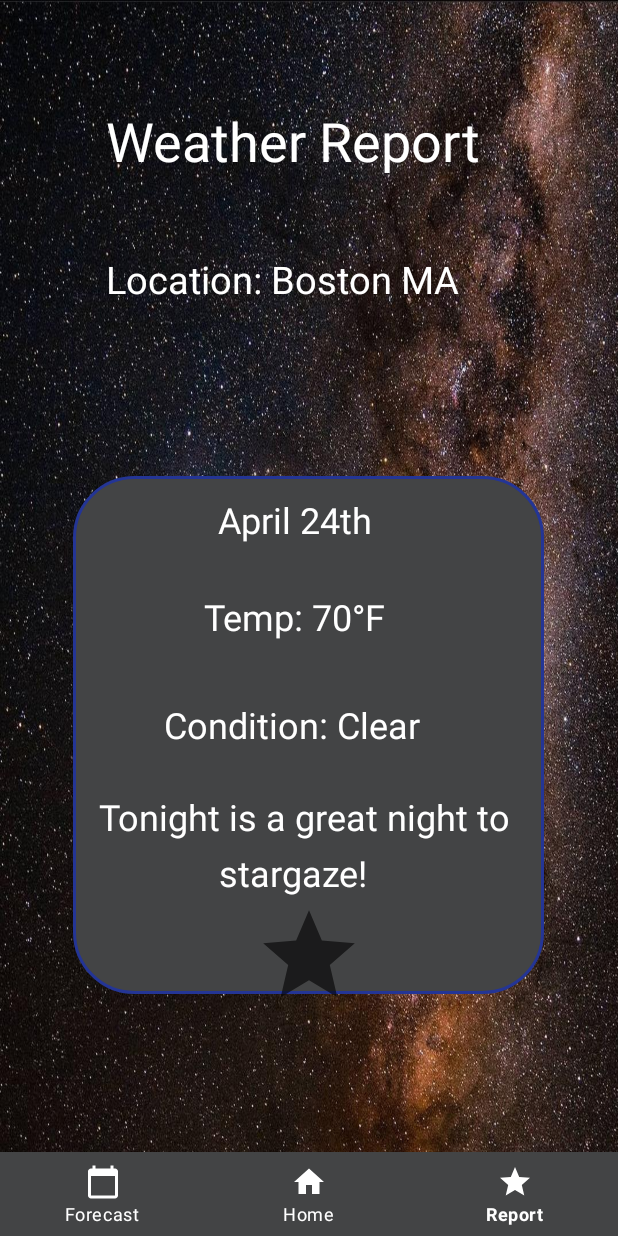
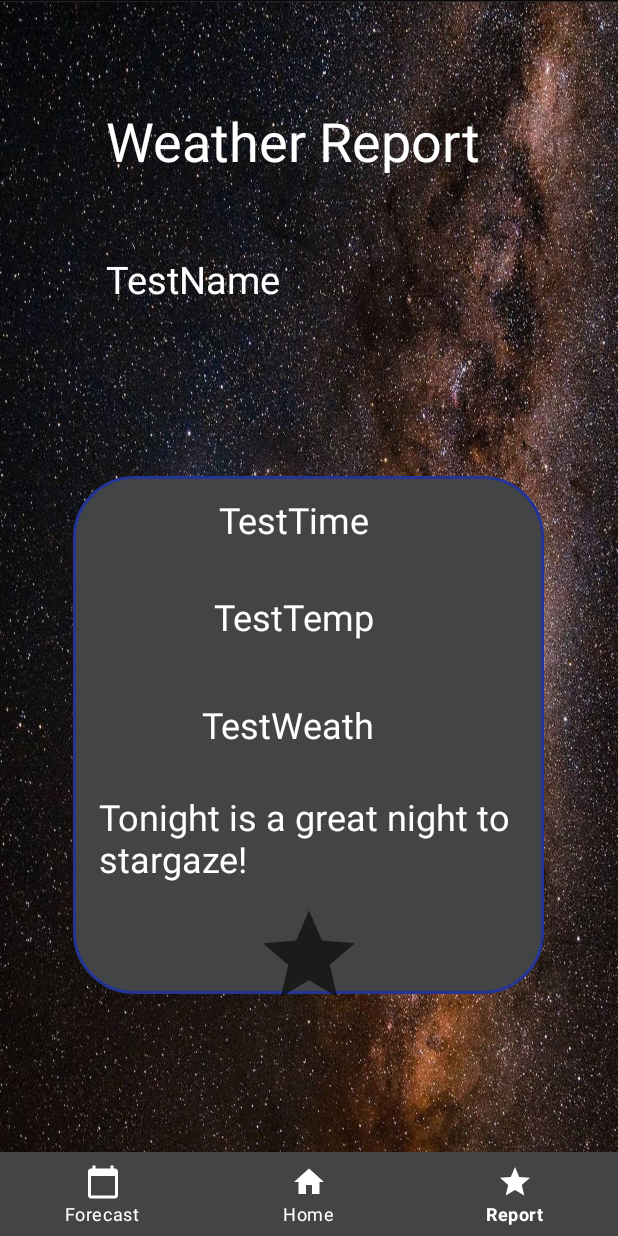
Before and after one commit to Davideo37/StarGaze-v2, an Android app: the screen it shows after launch (MainActivity), item 3 of the bottom bar chosen, on a phone screen of 412 x 824 dp. Run offline under Robolectric (Android 15) with nearby library versions, the phone set to English and light mode, and no system bars.

Commit message:
Connected api data to report screen

```diff
--- a/Project2/app/src/main/AndroidManifest.xml
+++ b/Project2/app/src/main/AndroidManifest.xml
@@ -12,9 +12,7 @@
         android:supportsRtl="true"
         android:theme="@style/Theme.Project2"
         android:usesCleartextTraffic="true">
-        <activity
-            android:name=".DetailsActivity"
-            android:exported="false" />
+
         <activity
             android:name=".MainActivity"
             android:exported="true">
--- a/Project2/app/src/main/java/com/example/project2/fragments/ReportFragment.kt
+++ b/Project2/app/src/main/java/com/example/project2/fragments/ReportFragment.kt
@@ -1,24 +1,62 @@
 package com.example.project2.fragments
 
+import android.content.Intent
+import android.os.Build
 import android.os.Bundle
+import android.util.Log
 import androidx.fragment.app.Fragment
 import android.view.LayoutInflater
 import android.view.View
 import android.view.ViewGroup
+import android.widget.TextView
+import androidx.annotation.RequiresApi
+import com.example.project2.MainActivity
 import com.example.project2.R
 import com.google.android.material.slider.Slider
 import com.google.android.material.textview.MaterialTextView
+import com.google.gson.Gson
+import kotlinx.android.synthetic.main.fragment_report.*
+import org.w3c.dom.Text
+import java.time.LocalDate
+import java.time.LocalDateTime
+import java.time.format.DateTimeFormatter
+import java.time.format.FormatStyle
 
 
 class ReportFragment : Fragment() {
+
+    private var name : String? = "name"
+    private var temp : String? = "temp"
+    private var weather : String? = "weather"
+    private var image : String? = "image"
+    private var date : String? = "date"
 
 
     override fun onCreateView(
         inflater: LayoutInflater, container: ViewGroup?,
         savedInstanceState: Bundle?
     ): View? {
+        val root = inflater.inflate(R.layout.fragment_report, container, false)
         // Inflate the layout for this fragment
-        return inflater.inflate(R.layout.fragment_report, container, false)
+        return root
+    }
+
+    @RequiresApi(Build.VERSION_CODES.O)
+    override fun onViewCreated(view: View, savedInstanceState: Bundle?) {
+        super.onViewCreated(view, savedInstanceState)
+        val reportName : MaterialTextView  = requireView().findViewById(R.id.report_name)
+        val reportCond : MaterialTextView  = requireView().findViewById(R.id.report_cond)
+        val reportTemp : MaterialTextView  = requireView().findViewById(R.id.report_temp)
+        val reportDate : MaterialTextView  = requireView().findViewById(R.id.report_date)
+        name = MainActivity.locName
+        temp = MainActivity.locTemp
+        weather = MainActivity.locWeath
+        image = MainActivity.locImage
+        date = MainActivity.locDate
+        reportName.text = "$name"
+        reportTemp.text = "$temp"
+        reportCond.text = "$weather"
+        reportDate.text = "$date"
     }
 
     override fun onActivityCreated(savedInstanceState: Bundle?) {
--- a/Project2/app/src/main/res/layout/fragment_report.xml
+++ b/Project2/app/src/main/res/layout/fragment_report.xml
@@ -40,7 +40,7 @@
         app:layout_constraintVertical_bias="0.089" />
 
     <com.google.android.material.textview.MaterialTextView
-        android:id="@+id/report_title2"
+        android:id="@+id/report_date"
         android:layout_width="wrap_content"
         android:layout_height="wrap_content"
         android:text="April 24th"
@@ -54,10 +54,10 @@
         app:layout_constraintVertical_bias="0.417" />
 
     <com.google.android.material.textview.MaterialTextView
-        android:id="@+id/report_title3"
+        android:id="@+id/report_desc"
         android:layout_width="281dp"
         android:layout_height="76dp"
-        android:text="Tonight is a great night to"
+        android:text="Tonight is a great night to stargaze!"
         android:textColor="#FFFFFF"
         android:textSize="24sp"
         app:layout_constraintBottom_toBottomOf="parent"
@@ -67,22 +67,10 @@
         app:layout_constraintTop_toTopOf="parent"
         app:layout_constraintVertical_bias="0.706" />
 
-    <com.google.android.material.textview.MaterialTextView
-        android:id="@+id/report_title6"
-        android:layout_width="256dp"
-        android:layout_height="74dp"
-        android:text="stargaze!"
-        android:textColor="#FFFFFF"
-        android:textSize="24sp"
-        app:layout_constraintBottom_toBottomOf="parent"
-        app:layout_constraintHorizontal_bias="0.935"
-        app:layout_constraintLeft_toLeftOf="parent"
-        app:layout_constraintRight_toRightOf="parent"
-        app:layout_constraintTop_toTopOf="parent"
-        app:layout_constraintVertical_bias="0.754" />
+
 
     <com.google.android.material.textview.MaterialTextView
-        android:id="@+id/report_title4"
+        android:id="@+id/report_cond"
         android:layout_width="wrap_content"
         android:layout_height="wrap_content"
         android:text="Condition: Clear"
@@ -96,7 +84,7 @@
         app:layout_constraintVertical_bias="0.59" />
 
     <com.google.android.material.textview.MaterialTextView
-        android:id="@+id/report_title5"
+        android:id="@+id/report_temp"
         android:layout_width="wrap_content"
         android:layout_height="wrap_content"
         android:text="Temp: 70°F"
@@ -110,7 +98,7 @@
         app:layout_constraintVertical_bias="0.499" />
 
     <TextView
-        android:id="@+id/textView"
+        android:id="@+id/report_name"
         android:layout_width="271dp"
         android:layout_height="80dp"
         android:text="Location: Boston MA"
```
Also changed, not shown: Project2/app/build.gradle (+4 -3 lines), Project2/app/src/main/java/com/example/project2/MainActivity.kt (+67 -59 lines).
